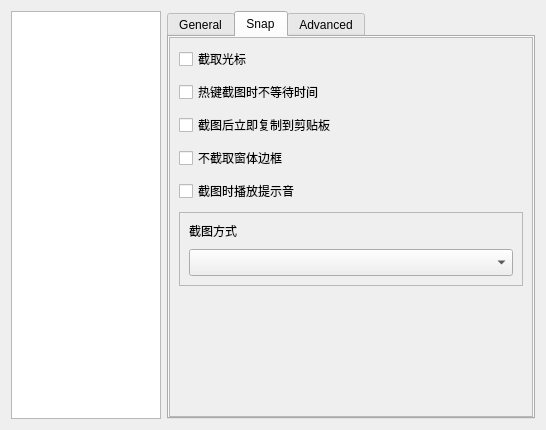
Before: the Qt Designer form SmartScreenSnapper/ui/settingdialog.ui in SkyD666/SmartScreenSnapper, drawn with Qt 5.
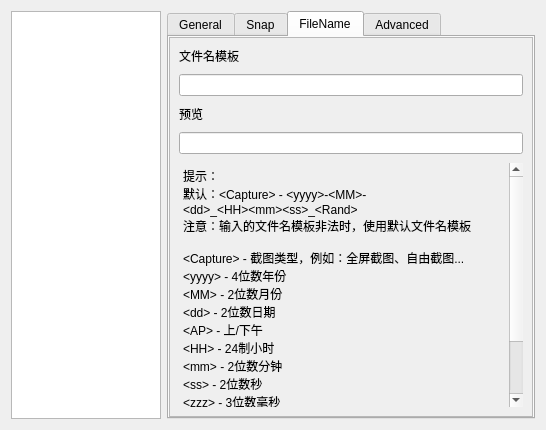
After: the same form once the commit is applied. Icons and pictures are not drawn.

Commit message: 支持自定义文件名；添加菜单图标

```diff
--- a/SmartScreenSnapper/ui/settingdialog.ui
+++ b/SmartScreenSnapper/ui/settingdialog.ui
@@ -37,7 +37,7 @@
    <item>
     <widget class="QTabWidget" name="tabWidgetSetting">
      <property name="currentIndex">
-      <number>1</number>
+      <number>2</number>
      </property>
      <property name="tabBarAutoHide">
       <bool>false</bool>
@@ -656,7 +656,128 @@
        </item>
       </layout>
      </widget>
-     <widget class="QWidget" name="tab">
+     <widget class="QWidget" name="tabFileName">
+      <attribute name="title">
+       <string>FileName</string>
+      </attribute>
+      <layout class="QHBoxLayout" name="horizontalLayout_7">
+       <property name="leftMargin">
+        <number>0</number>
+       </property>
+       <property name="topMargin">
+        <number>0</number>
+       </property>
+       <property name="rightMargin">
+        <number>0</number>
+       </property>
+       <property name="bottomMargin">
+        <number>0</number>
+       </property>
+       <item>
+        <widget class="QScrollArea" name="scrollAreaGeneral_4">
+         <property name="widgetResizable">
+          <bool>true</bool>
+         </property>
+         <widget class="QWidget" name="scrollAreaWidgetContents_4">
+          <property name="geometry">
+           <rect>
+            <x>0</x>
+            <y>0</y>
+            <width>364</width>
+            <height>385</height>
+           </rect>
+          </property>
+          <layout class="QVBoxLayout" name="verticalLayout_8">
+           <property name="spacing">
+            <number>9</number>
+           </property>
+           <property name="leftMargin">
+            <number>9</number>
+           </property>
+           <property name="topMargin">
+            <number>9</number>
+           </property>
+           <property name="rightMargin">
+            <number>9</number>
+           </property>
+           <property name="bottomMargin">
+            <number>9</number>
+           </property>
+           <item>
+            <widget class="QLabel" name="label_5">
+             <property name="text">
+              <string>文件名模板</string>
+             </property>
+            </widget>
+           </item>
+           <item>
+            <widget class="QLineEdit" name="lineEditFileNameTemplate"/>
+           </item>
+           <item>
+            <widget class="QLabel" name="label_7">
+             <property name="text">
+              <string>预览</string>
+             </property>
+            </widget>
+           </item>
+           <item>
+            <widget class="QLineEdit" name="lineEditFileNamePreview">
+             <property name="frame">
+              <bool>true</bool>
+             </property>
+             <property name="readOnly">
+              <bool>true</bool>
+             </property>
+            </widget>
+           </item>
+           <item>
+            <widget class="QTextEdit" name="textEdit">
+             <property name="styleSheet">
+              <string notr="true">QTextEdit {
+	background-color: transparent;
+}</string>
+             </property>
+             <property name="frameShape">
+              <enum>QFrame::NoFrame</enum>
+             </property>
+             <property name="frameShadow">
+              <enum>QFrame::Sunken</enum>
+             </property>
+             <property name="readOnly">
+              <bool>true</bool>
+             </property>
+             <property name="html">
+              <string>&lt;!DOCTYPE HTML PUBLIC &quot;-//W3C//DTD HTML 4.0//EN&quot; &quot;http://www.w3.org/TR/REC-html40/strict.dtd&quot;&gt;
+&lt;html&gt;&lt;head&gt;&lt;meta name=&quot;qrichtext&quot; content=&quot;1&quot; /&gt;&lt;style type=&quot;text/css&quot;&gt;
+p, li { white-space: pre-wrap; }
+&lt;/style&gt;&lt;/head&gt;&lt;body style=&quot; font-family:'SimSun'; font-size:9pt; font-weight:400; font-style:normal;&quot;&gt;
+&lt;p style=&quot; margin-top:0px; margin-bottom:0px; margin-left:0px; margin-right:0px; -qt-block-indent:0; text-indent:0px;&quot;&gt;提示：&lt;/p&gt;
+&lt;p style=&quot; margin-top:0px; margin-bottom:0px; margin-left:0px; margin-right:0px; -qt-block-indent:0; text-indent:0px;&quot;&gt;默认：&amp;lt;Capture&amp;gt; - &amp;lt;yyyy&amp;gt;-&amp;lt;MM&amp;gt;-&amp;lt;dd&amp;gt;_&amp;lt;HH&amp;gt;&amp;lt;mm&amp;gt;&amp;lt;ss&amp;gt;_&amp;lt;Rand&amp;gt;&lt;/p&gt;
+&lt;p style=&quot; margin-top:0px; margin-bottom:0px; margin-left:0px; margin-right:0px; -qt-block-indent:0; text-indent:0px;&quot;&gt;注意：输入的文件名模板非法时，使用默认文件名模板&lt;/p&gt;
+&lt;p style=&quot;-qt-paragraph-type:empty; margin-top:0px; margin-bottom:0px; margin-left:0px; margin-right:0px; -qt-block-indent:0; text-indent:0px;&quot;&gt;&lt;br /&gt;&lt;/p&gt;
+&lt;p style=&quot; margin-top:0px; margin-bottom:0px; margin-left:0px; margin-right:0px; -qt-block-indent:0; text-indent:0px;&quot;&gt;&amp;lt;Capture&amp;gt; - 截图类型，例如：全屏截图、自由截图...&lt;/p&gt;
+&lt;p style=&quot; margin-top:0px; margin-bottom:0px; margin-left:0px; margin-right:0px; -qt-block-indent:0; text-indent:0px;&quot;&gt;&amp;lt;yyyy&amp;gt; - 4位数年份&lt;/p&gt;
+&lt;p style=&quot; margin-top:0px; margin-bottom:0px; margin-left:0px; margin-right:0px; -qt-block-indent:0; text-indent:0px;&quot;&gt;&amp;lt;MM&amp;gt; - 2位数月份&lt;/p&gt;
+&lt;p style=&quot; margin-top:0px; margin-bottom:0px; margin-left:0px; margin-right:0px; -qt-block-indent:0; text-indent:0px;&quot;&gt;&amp;lt;dd&amp;gt; - 2位数日期&lt;/p&gt;
+&lt;p style=&quot; margin-top:0px; margin-bottom:0px; margin-left:0px; margin-right:0px; -qt-block-indent:0; text-indent:0px;&quot;&gt;&amp;lt;AP&amp;gt; - 上/下午&lt;/p&gt;
+&lt;p style=&quot; margin-top:0px; margin-bottom:0px; margin-left:0px; margin-right:0px; -qt-block-indent:0; text-indent:0px;&quot;&gt;&amp;lt;HH&amp;gt; - 24制小时&lt;/p&gt;
+&lt;p style=&quot; margin-top:0px; margin-bottom:0px; margin-left:0px; margin-right:0px; -qt-block-indent:0; text-indent:0px;&quot;&gt;&amp;lt;mm&amp;gt; - 2位数分钟&lt;/p&gt;
+&lt;p style=&quot; margin-top:0px; margin-bottom:0px; margin-left:0px; margin-right:0px; -qt-block-indent:0; text-indent:0px;&quot;&gt;&amp;lt;ss&amp;gt; - 2位数秒&lt;/p&gt;
+&lt;p style=&quot; margin-top:0px; margin-bottom:0px; margin-left:0px; margin-right:0px; -qt-block-indent:0; text-indent:0px;&quot;&gt;&amp;lt;zzz&amp;gt; - 3位数毫秒&lt;/p&gt;
+&lt;p style=&quot; margin-top:0px; margin-bottom:0px; margin-left:0px; margin-right:0px; -qt-block-indent:0; text-indent:0px;&quot;&gt;&amp;lt;Rand&amp;gt; - 生成6位随机数&lt;/p&gt;
+&lt;p style=&quot; margin-top:0px; margin-bottom:0px; margin-left:0px; margin-right:0px; -qt-block-indent:0; text-indent:0px;&quot;&gt;&amp;lt;ActivePId&amp;gt; - 活动窗口进程ID&lt;/p&gt;
+&lt;p style=&quot;-qt-paragraph-type:empty; margin-top:0px; margin-bottom:0px; margin-left:0px; margin-right:0px; -qt-block-indent:0; text-indent:0px;&quot;&gt;&lt;br /&gt;&lt;/p&gt;
+&lt;p style=&quot; margin-top:0px; margin-bottom:0px; margin-left:0px; margin-right:0px; -qt-block-indent:0; text-indent:0px;&quot;&gt;禁止包含的字符：\ / : * ? &amp;quot; |&lt;/p&gt;&lt;/body&gt;&lt;/html&gt;</string>
+             </property>
+            </widget>
+           </item>
+          </layout>
+         </widget>
+        </widget>
+       </item>
+      </layout>
+     </widget>
+     <widget class="QWidget" name="tabAdvanced">
       <attribute name="title">
        <string>Advanced</string>
       </attribute>
```
The commit also changes 21 other files.
